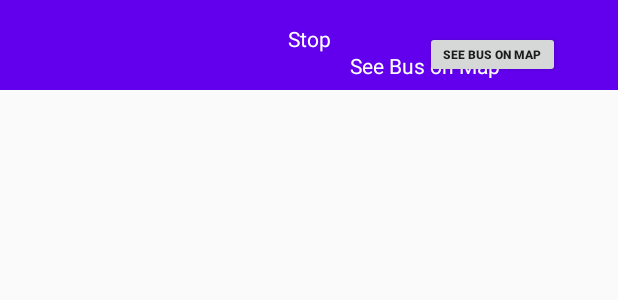
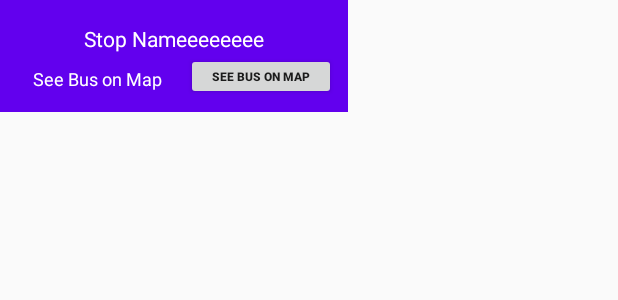
Before and after one commit to Sam-Ramakrishnan/CampusBusTracker, an Android app: the layout custom_info_window.xml on its own in the app's theme, with its tools: preview values and no code run, on a phone screen of 412 x 824 dp. Shown: the top 300 px of the screen. Run offline under Robolectric (Android 15) with nearby library versions, the phone set to English and light mode, and no system bars.

Commit message:
Custom Info snippet adapter. Update bus and stop pins.

```diff
--- a/app/src/main/res/layout/custom_info_window.xml
+++ b/app/src/main/res/layout/custom_info_window.xml
@@ -2,8 +2,8 @@
 <androidx.constraintlayout.widget.ConstraintLayout xmlns:android="http://schemas.android.com/apk/res/android"
     xmlns:app="http://schemas.android.com/apk/res-auto"
     xmlns:tools="http://schemas.android.com/tools"
-    android:layout_width="match_parent"
-    android:layout_height="60dp"
+    android:layout_width="wrap_content"
+    android:layout_height="wrap_content"
     android:background="@color/colorPrimary"
     android:padding="@dimen/padding">
 
@@ -12,28 +12,30 @@
         android:layout_width="wrap_content"
         android:layout_height="wrap_content"
         android:layout_margin="@dimen/padding"
-        android:text="Stop"
+        android:text="Stop Nameeeeeeee"
         android:textColor="@android:color/white"
         app:layout_constraintEnd_toEndOf="parent"
         app:layout_constraintStart_toStartOf="parent"
         app:layout_constraintTop_toTopOf="parent" />
+
 
     <Button
         android:id="@+id/btn_see_on_map"
         style="?android:attr/buttonStyleSmall"
         android:layout_width="wrap_content"
         android:layout_height="wrap_content"
-        android:layout_marginLeft="204dp"
-        android:minWidth="0dp"
+
+        android:layout_marginLeft="8dp"
+        android:minWidth="100dp"
         android:minHeight="0dp"
         android:text="See Bus on Map"
         android:textSize="8sp"
+
         android:textStyle="bold"
+        app:layout_constraintBottom_toBottomOf="parent"
 
-        app:layout_constraintBottom_toBottomOf="parent"
-        app:layout_constraintEnd_toEndOf="parent"
-        app:layout_constraintHorizontal_bias="0.7"
-        app:layout_constraintStart_toStartOf="parent"
+        app:layout_constraintLeft_toRightOf="@id/guideline2"
+
         app:layout_constraintTop_toBottomOf="@+id/tv_stop_name"
         app:layout_constraintVertical_bias="1.0" />
 
@@ -41,16 +43,30 @@
         android:id="@+id/tv_eta"
         android:layout_width="wrap_content"
         android:layout_height="wrap_content"
-        android:layout_marginRight="16dp"
+        android:layout_marginRight="8dp"
+
         android:text="See Bus on Map"
+        android:textColor="@android:color/white"
+        android:textSize="12sp"
+        app:layout_constraintBottom_toBottomOf="parent"
+        app:layout_constraintRight_toLeftOf="@id/guideline2"
 
-        android:textColor="@android:color/white"
-        app:layout_constraintBottom_toBottomOf="parent"
-        app:layout_constraintLeft_toLeftOf="@+id/btn_see_on_map"
+        app:layout_constraintTop_toBottomOf="@+id/tv_stop_name"
+        app:layout_constraintVertical_bias="0.578" />
 
+    <androidx.constraintlayout.widget.Guideline
+        android:id="@+id/guideline2"
+        android:layout_width="wrap_content"
+        android:layout_height="wrap_content"
+        android:orientation="vertical"
+        app:layout_constraintGuide_percent="0.5" />
 
-        app:layout_constraintRight_toLeftOf="@+id/btn_see_on_map"
-        app:layout_constraintTop_toBottomOf="@+id/tv_stop_name" />
+    <androidx.constraintlayout.widget.Guideline
+        android:id="@+id/guideline3"
+        android:layout_width="wrap_content"
+        android:layout_height="wrap_content"
+        android:orientation="vertical"
+        app:layout_constraintGuide_begin="16dp" />
 
 
 </androidx.constraintlayout.widget.ConstraintLayout>
--- a/app/src/main/res/values/strings.xml
+++ b/app/src/main/res/values/strings.xml
@@ -1,6 +1,6 @@
 <resources>
     <string name="app_name">Madison Bus Tracker</string>
-    <string name="title_activity_maps">Mad Bus Tracker</string>
+    <string name="title_activity_maps">MBT</string>
     <string name="okay">Okay</string>
     <string name="server_down">We\'re currently experiencing technical difficulties. Please, try again later.</string>
     <string name="inform_no_route">No Route Selected</string>
```
Also changed, not shown: app/src/main/res/drawable/bus3.png, app/src/main/res/drawable/infobg_purple.png (added), app/src/main/res/drawable/stopsmall.png.
